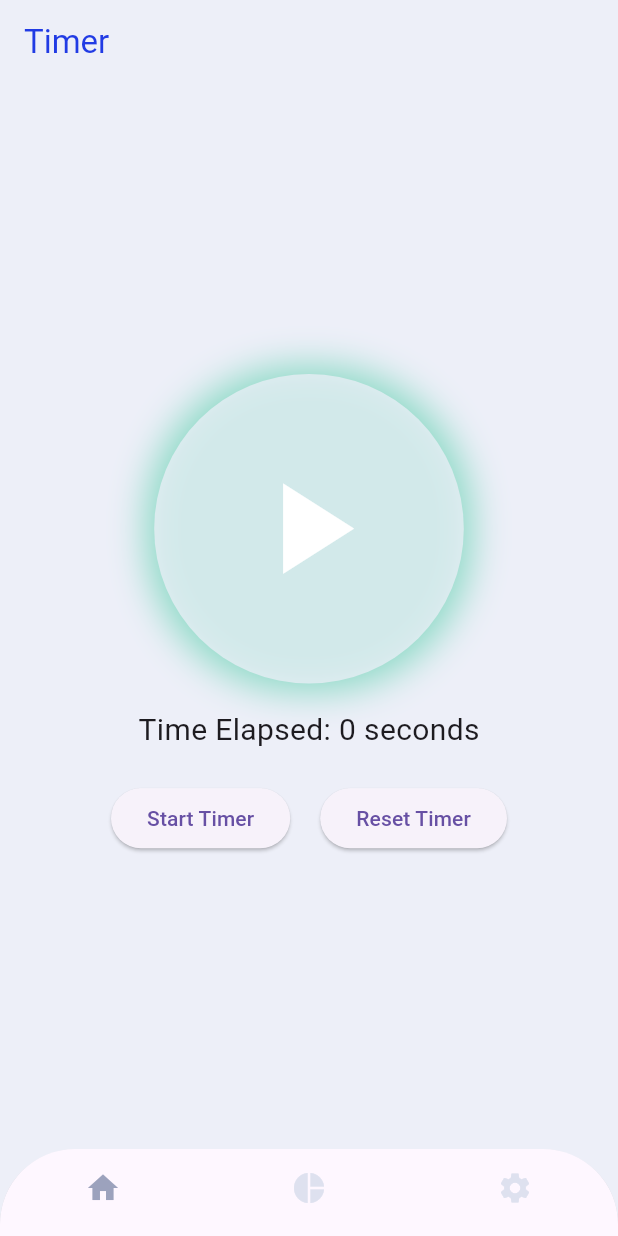
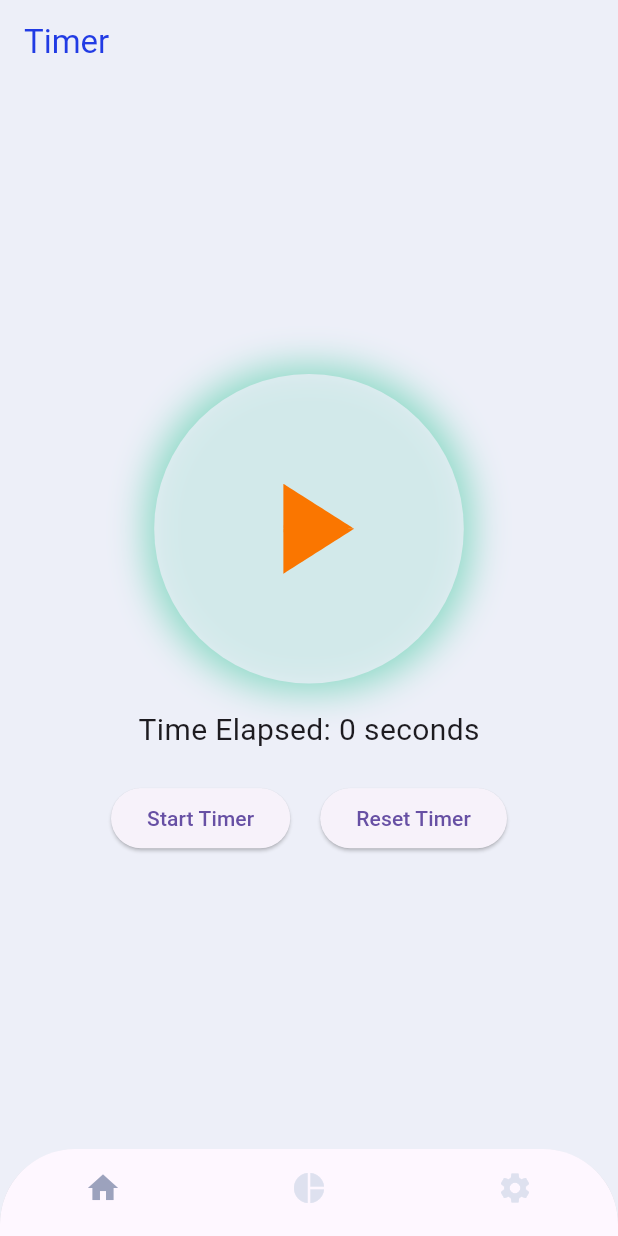
Before and after one commit to olexandracodes/timer_flutter, a Flutter app: the screen it shows after launch, after a tap on "Start Timer", after a tap on "Reset Timer", on a phone screen of 412 x 824 dp. Run offline on Flutter 3.47's test engine with Material 3 defaults, Android fonts, the phone set to English and light mode, and no system bars; our stand-ins replace shared_preferences.

Commit message:
Update timer_page.dart

```diff
--- a/lib/pages/timer_page.dart
+++ b/lib/pages/timer_page.dart
@@ -13,6 +13,7 @@ class _TimerPageState extends State<TimerPage> with TickerProviderStateMixin {
   late Timer _timer;
   int _secondsElapsed = 0;
   bool _timerRunning = false;
+  late AnimationController _actionAnimationController;
   late AnimationController _pulseAnimationController;
   late Animation<double> _pulseAnimation;
   late AnimationController _shadowAnimationController;
@@ -40,6 +41,11 @@ class _TimerPageState extends State<TimerPage> with TickerProviderStateMixin {
       end: 1.1,
     ).animate(_pulseAnimationController);
 
+    _actionAnimationController = AnimationController(
+      vsync: this,
+      duration: const Duration(milliseconds: 800),
+    );
+
     _shadowAnimationController = AnimationController(
       vsync: this,
       duration: const Duration(milliseconds: 7000),
@@ -56,6 +62,7 @@ class _TimerPageState extends State<TimerPage> with TickerProviderStateMixin {
   void dispose() {
     _pulseAnimationController.dispose();
     _shadowAnimationController.dispose();
+    _actionAnimationController.dispose();
     _timer.cancel();
     super.dispose();
   }
@@ -71,6 +78,11 @@ class _TimerPageState extends State<TimerPage> with TickerProviderStateMixin {
 void _toggleTimer() {
   setState(() {
     _timerRunning = !_timerRunning;
+    if (_timerRunning) {
+      _startActionAnimation();
+    } else {
+      _stopActionAnimation();
+    }
   });
 }
 
@@ -78,8 +90,18 @@ class _TimerPageState extends State<TimerPage> with TickerProviderStateMixin {
   setState(() {
     _secondsElapsed = 0;
     _timerRunning = false;
+    _stopActionAnimation();
   });
 }
+
+  void _startActionAnimation() {
+  _actionAnimationController.forward();
+}
+
+void _stopActionAnimation() {
+  _actionAnimationController.reverse();
+}
+
 
   @override
   Widget build(BuildContext context) {
@@ -118,11 +140,12 @@ class _TimerPageState extends State<TimerPage> with TickerProviderStateMixin {
                           ),
                         ],
                       ),
-                      child: const Center(
-                        child: Icon(
-                          Icons.play_arrow,
+                      child: Center(
+                      child: AnimatedIcon(
+                        icon: AnimatedIcons.play_pause,
+                        progress: _actionAnimationController,
                         size: 100,
-                          color: AppColors.white,
+                        color: _timerRunning ? AppColors.lightOrange : AppColors.appOrange,
                       ),
                     ),
                     ),
```
Lines whose indentation alone changed are shown as unchanged.
